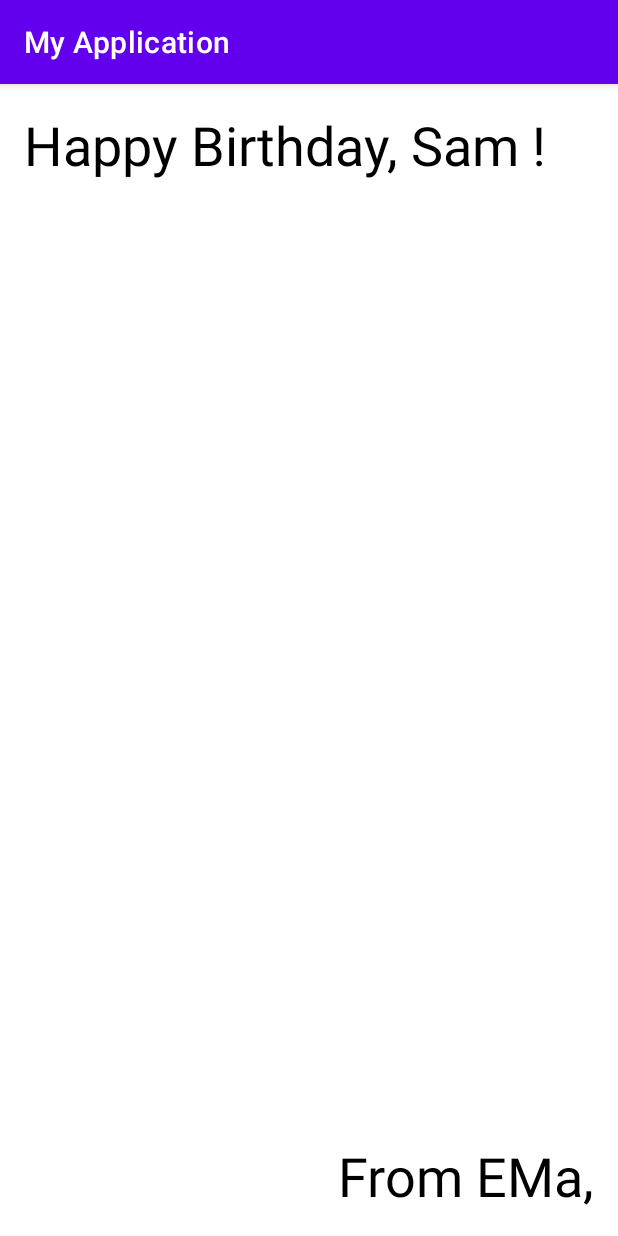
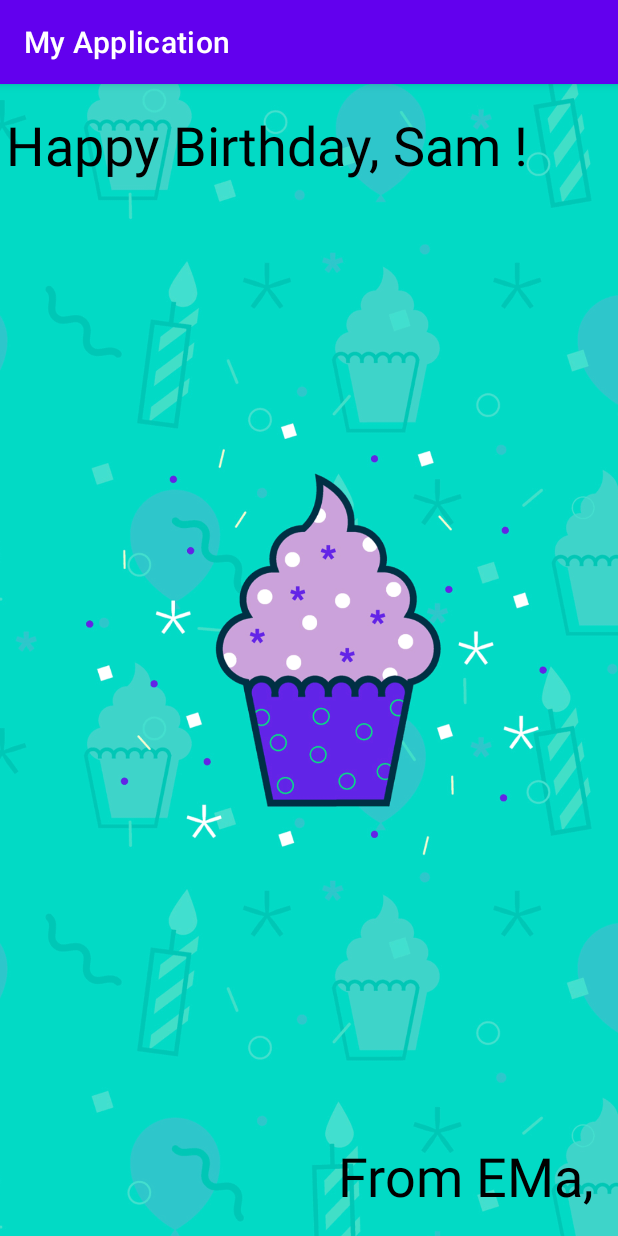
Before and after one commit to facinetm14/Google-android-training, an Android app: the screen it shows after launch (MainActivity), on a phone screen of 412 x 824 dp. Run offline under Robolectric (Android 15) with nearby library versions, the phone set to English and light mode, and no system bars.

Commit message:
happy-birthday-app v1.1

```diff
--- a/app/src/main/res/layout/activity_main.xml
+++ b/app/src/main/res/layout/activity_main.xml
@@ -6,13 +6,26 @@
     android:layout_height="match_parent"
     tools:context=".MainActivity">
 
+    <ImageView
+        android:id="@+id/imageView"
+        android:layout_width="0dp"
+        android:layout_height="0dp"
+        android:importantForAccessibility="no"
+        android:scaleType="centerCrop"
+        app:layout_constraintBottom_toBottomOf="parent"
+        app:layout_constraintEnd_toEndOf="parent"
+        app:layout_constraintHorizontal_bias="0.0"
+        app:layout_constraintStart_toStartOf="parent"
+        app:layout_constraintTop_toTopOf="parent"
+        app:srcCompat="@drawable/androidparty" />
+
     <TextView
         android:id="@+id/textView4"
         android:layout_width="wrap_content"
         android:layout_height="wrap_content"
-        android:layout_marginStart="16dp"
+        android:layout_marginStart="4dp"
         android:layout_marginTop="16dp"
-        android:text="Happy Birthday, Sam !"
+        android:text="@string/happy_birthday_text"
         android:textColor="@color/black"
         android:textSize="36sp"
         app:layout_constraintStart_toStartOf="parent"
@@ -24,7 +37,7 @@
         android:layout_height="wrap_content"
         android:layout_marginEnd="16dp"
         android:layout_marginBottom="16dp"
-        android:text="From EMa,"
+        android:text="@string/from_text"
         android:textColor="@color/black"
         android:textSize="36sp"
         app:layout_constraintBottom_toBottomOf="parent"
--- a/app/src/main/res/values/strings.xml
+++ b/app/src/main/res/values/strings.xml
@@ -1,3 +1,6 @@
 <resources>
     <string name="app_name">My Application</string>
+    <string name="happy_birthday_text">Happy Birthday, Sam !</string>
+    <string name="from_text">From EMa,</string>
+
 </resources>
```
Also changed, not shown: app/src/main/res/drawable/androidparty.png (added).
